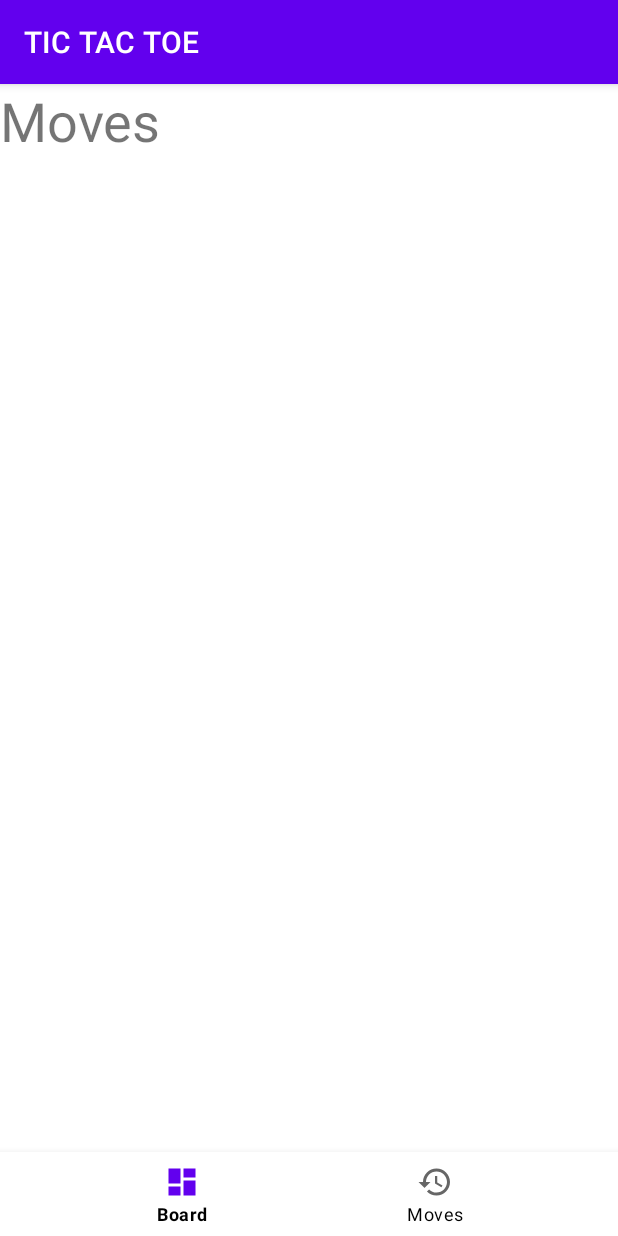
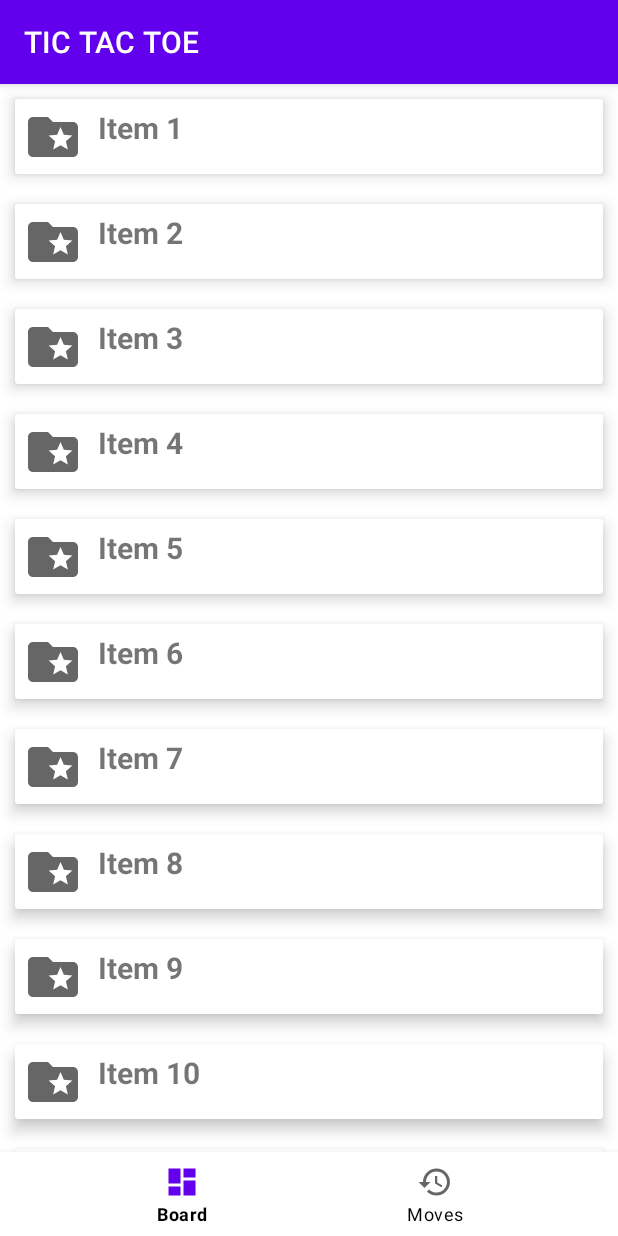
Before and after one commit to ofekbl/TIC_TAC_TOE_app, an Android app: the fragment MovesFragment placed in its activity, on a phone screen of 412 x 824 dp. Run offline under Robolectric (Android 15) with nearby library versions, the phone set to English and light mode, and no system bars.

Commit message:
recyclerView implementation

```diff
--- a/app/build.gradle
+++ b/app/build.gradle
@@ -49,4 +49,6 @@ dependencies {
     testImplementation 'junit:junit:4.+'
     androidTestImplementation 'androidx.test.ext:junit:1.1.3'
     androidTestImplementation 'androidx.test.espresso:espresso-core:3.4.0'
+    implementation 'androidx.recyclerview:recyclerview:1.2.0'
+    implementation 'androidx.cardview:cardview:1.0.0'
 }
--- /dev/null
+++ b/app/src/main/java/com/example/tictactoe/CustomAdapter.kt
@@ -0,0 +1,45 @@
+package com.example.tictactoe
+
+import android.view.LayoutInflater
+import android.view.View
+import android.view.ViewGroup
+import android.widget.ImageView
+import android.widget.TextView
+import androidx.recyclerview.widget.RecyclerView
+
+    class CustomAdapter(private val mList: List<ItemViewModel>) : RecyclerView.Adapter<CustomAdapter.ViewHolder>() {
+
+        // create new views
+        override fun onCreateViewHolder(parent: ViewGroup, viewType: Int): ViewHolder {
+            // inflates the card_view_design view
+            // that is used to hold list item
+            val view = LayoutInflater.from(parent.context)
+                .inflate(R.layout.card_view_design, parent, false)
+
+            return ViewHolder(view)
+        }
+
+        // binds the list items to a view
+        override fun onBindViewHolder(holder: ViewHolder, position: Int) {
+
+            val itemViewModel = mList[position]
+
+            // sets the image to the imageview from our itemHolder class
+            holder.imageView.setImageResource(itemViewModel.image)
+
+            // sets the text to the textview from our itemHolder class
+            holder.textView.text = itemViewModel.text
+
+        }
+
+        // return the number of the items in the list
+        override fun getItemCount(): Int {
+            return mList.size
+        }
+
+        // Holds the views for adding it to image and text
+        class ViewHolder(ItemView: View) : RecyclerView.ViewHolder(ItemView) {
+            val imageView: ImageView = itemView.findViewById(R.id.imageview)
+            val textView: TextView = itemView.findViewById(R.id.textView)
+        }
+    }
--- /dev/null
+++ b/app/src/main/java/com/example/tictactoe/ItemViewModel.kt
@@ -0,0 +1,3 @@
+package com.example.tictactoe
+
+data class ItemViewModel(val image: Int, val text: String){}
--- a/app/src/main/java/com/example/tictactoe/MovesFragment.kt
+++ b/app/src/main/java/com/example/tictactoe/MovesFragment.kt
@@ -5,11 +5,43 @@ import androidx.fragment.app.Fragment
 import android.view.LayoutInflater
 import android.view.View
 import android.view.ViewGroup
+import androidx.recyclerview.widget.LinearLayoutManager
+import androidx.recyclerview.widget.RecyclerView
+import com.example.tictactoe.databinding.FragmentMovesBinding
+import kotlinx.android.synthetic.main.fragment_moves.*
 
 class MovesFragment : Fragment() {
+    private lateinit var binding: FragmentMovesBinding
+//    private var layoutManager: RecyclerView.LayoutManager?=null
+//    private var adapter: RecyclerView.Adapter<RecyclerView.ViewHolder>?=null
+
 
     override fun onCreate(savedInstanceState: Bundle?) {
         super.onCreate(savedInstanceState)
+        binding = FragmentMovesBinding.inflate(layoutInflater)
+
+        // getting the recyclerview by its id
+            //val recyclerview = view?.findViewById<RecyclerView>(R.id.recyclerview)
+
+        // this creates a vertical layout Manager
+//        if (recyclerview != null) {
+//            recyclerview.layoutManager = LinearLayoutManager(view?.context)
+//        }
+
+//        // ArrayList of class ItemsViewModel
+//        val data = ArrayList<ItemViewModel>()
+//
+//        // This loop will create 20 Views containing
+//        // the image with the count of view
+//        for (i in 1..20) {
+//            data.add(ItemViewModel(R.drawable.ic_baseline_folder_24, "Item " + i))
+//        }
+//
+//        // This will pass the ArrayList to our Adapter
+//        val adapter = CustomAdapter(data)
+//
+//        // Setting the Adapter with the recyclerview
+//        recyclerview?.adapter = adapter
     }
 
     override fun onCreateView(
@@ -20,4 +52,23 @@ class MovesFragment : Fragment() {
         return inflater.inflate(R.layout.fragment_moves, container, false)
     }
 
+    override fun onViewCreated(itemView: View, savedInstanceState: Bundle?){
+        super.onViewCreated(itemView, savedInstanceState)
+        recyclerview.apply {
+            layoutManager = LinearLayoutManager(activity)
+            // ArrayList of class ItemsViewModel
+            val data = ArrayList<ItemViewModel>()
+
+            // This loop will create 20 Views containing
+            // the image with the count of view
+            for (i in 1..20) {
+                data.add(ItemViewModel(R.drawable.ic_baseline_folder_24, "Item " + i))
+            }
+
+            // This will pass the ArrayList to our Adapter
+            val adapter = CustomAdapter(data)
+
+            // Setting the Adapter with the recyclerview
+            recyclerview?.adapter = adapter        }
+    }
 }
--- /dev/null
+++ b/app/src/main/res/drawable/ic_baseline_folder_24.xml
@@ -0,0 +1,10 @@
+<vector xmlns:android="http://schemas.android.com/apk/res/android"
+    android:width="24dp"
+    android:height="24dp"
+    android:viewportWidth="24"
+    android:viewportHeight="24"
+    android:tint="?attr/colorControlNormal">
+  <path
+      android:fillColor="@android:color/white"
+      android:pathData="M20,6h-8l-2,-2L4,4c-1.1,0 -2,0.9 -2,2v12c0,1.1 0.9,2 2,2h16c1.1,0 2,-0.9 2,-2L22,8c0,-1.1 -0.9,-2 -2,-2zM17.94,17L15,15.28 12.06,17l0.78,-3.33 -2.59,-2.24 3.41,-0.29L15,8l1.34,3.14 3.41,0.29 -2.59,2.24 0.78,3.33z"/>
+</vector>
--- /dev/null
+++ b/app/src/main/res/layout/card_view_design.xml
@@ -0,0 +1,33 @@
+<?xml version="1.0" encoding="utf-8"?>
+<androidx.cardview.widget.CardView
+    xmlns:android="http://schemas.android.com/apk/res/android"
+    xmlns:app="http://schemas.android.com/apk/res-auto"
+    android:layout_width="match_parent"
+    android:layout_height="50dp"
+    android:layout_margin="10dp"
+    app:cardElevation="6dp">
+
+    <LinearLayout
+        android:layout_width="match_parent"
+        android:layout_height="wrap_content"
+        android:orientation="horizontal"
+        android:padding="5dp">
+
+        <ImageView
+            android:id="@+id/imageview"
+            android:layout_width="40dp"
+            android:layout_height="40dp" />
+
+        <TextView
+            android:id="@+id/textView"
+            android:layout_width="wrap_content"
+            android:layout_height="wrap_content"
+            android:layout_marginStart="10dp"
+            android:layout_marginLeft="15dp"
+            android:text="Item"
+            android:textSize="20sp"
+            android:textStyle="bold" />
+
+    </LinearLayout>
+
+</androidx.cardview.widget.CardView>
--- a/app/src/main/res/layout/fragment_moves.xml
+++ b/app/src/main/res/layout/fragment_moves.xml
@@ -1,21 +1,17 @@
 <?xml version="1.0" encoding="utf-8"?>
-<androidx.constraintlayout.widget.ConstraintLayout xmlns:android="http://schemas.android.com/apk/res/android"
+<LinearLayout
+    xmlns:android="http://schemas.android.com/apk/res/android"
     xmlns:tools="http://schemas.android.com/tools"
     android:layout_width="match_parent"
     android:layout_height="match_parent"
-    xmlns:app="http://schemas.android.com/apk/res-auto"
-    tools:context=".MovesFragment">
+    android:orientation="vertical"
+    tools:context=".MainActivity">
 
-    <!-- TODO: Update blank fragment layout -->
-    <TextView
-        android:id="@+id/moves"
+    <androidx.recyclerview.widget.RecyclerView
+        android:id="@+id/recyclerview"
         android:layout_width="match_parent"
         android:layout_height="match_parent"
-        android:text="Moves"
-        android:textSize="36sp"
-        app:layout_constraintLeft_toLeftOf="parent"
-        app:layout_constraintRight_toRightOf="parent"
-        app:layout_constraintBottom_toBottomOf="parent"
-        app:layout_constraintTop_toTopOf="parent"/>
+        tools:itemCount="5"
+        tools:listitem="@layout/card_view_design" />
 
-</androidx.constraintlayout.widget.ConstraintLayout>
+</LinearLayout>
```
